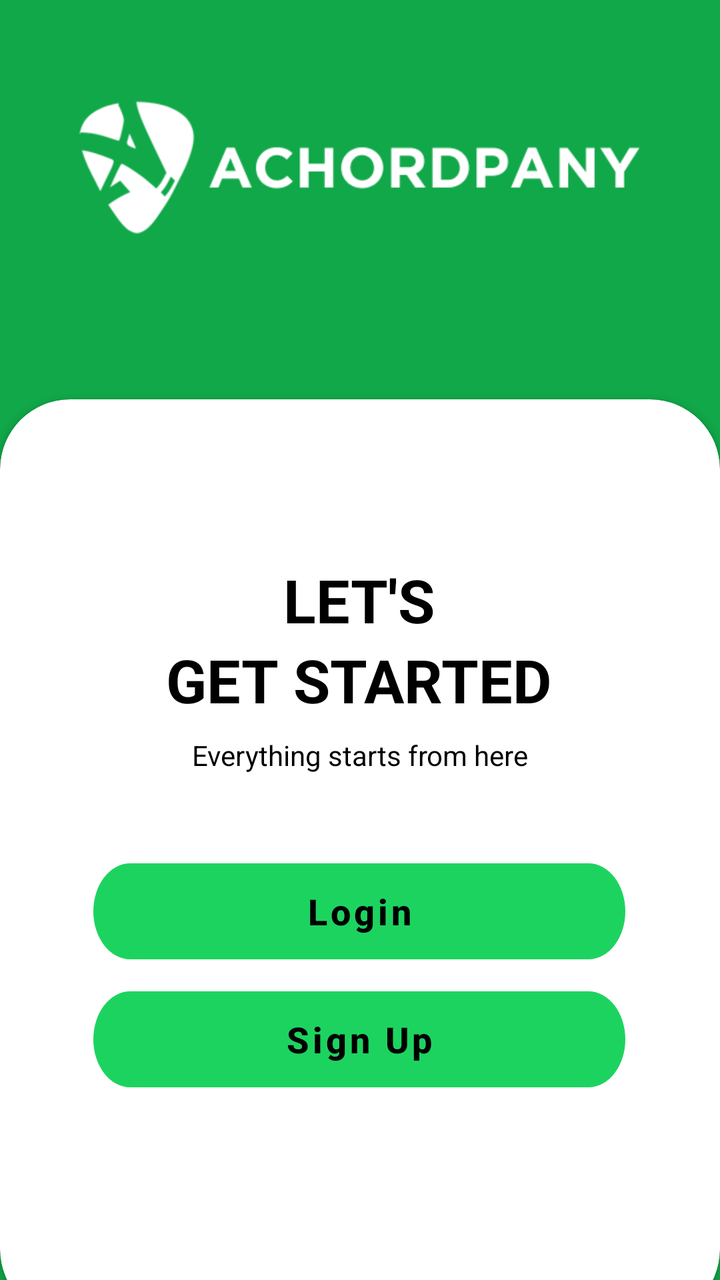
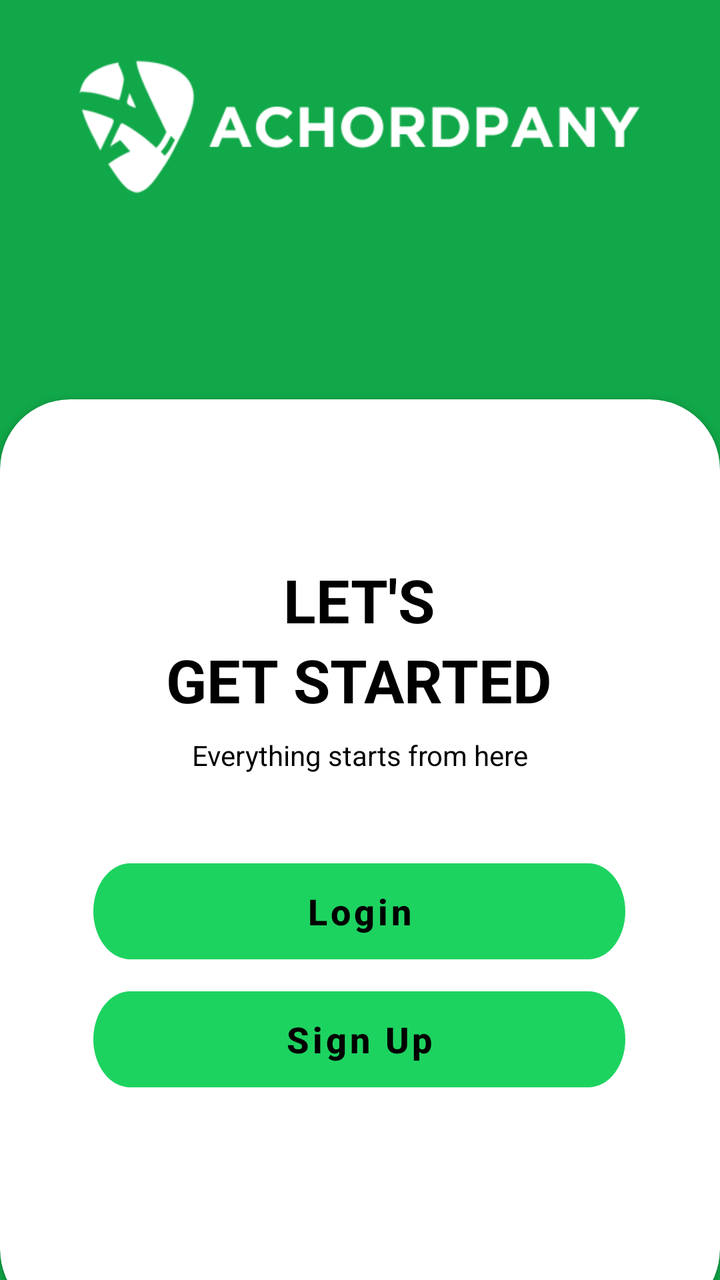

Two renders of the same Android screen: before a commit and after it. Below are the layout's source before the change and the commit's diff.
<!-- AndroidManifest.xml: application theme Theme.Achordpany -->
<!-- res/layout/activity_welcome.xml -->
<?xml version="1.0" encoding="utf-8"?>
<androidx.constraintlayout.widget.ConstraintLayout xmlns:android="http://schemas.android.com/apk/res/android"
    xmlns:app="http://schemas.android.com/apk/res-auto"
    xmlns:tools="http://schemas.android.com/tools"
    android:layout_width="match_parent"
    android:layout_height="match_parent"
    android:background="#FF11A849">

    
    <ImageView
        android:id="@+id/logoImageView"
        android:layout_width="280dp"
        android:layout_height="100dp"
        android:layout_marginBottom="508dp"
        android:contentDescription="Logo"
        app:layout_constraintBottom_toBottomOf="parent"
        app:layout_constraintEnd_toEndOf="parent"
        app:layout_constraintHorizontal_bias="0.496"
        app:layout_constraintStart_toStartOf="parent"
        app:srcCompat="@drawable/logo_white"
        tools:ignore="HardcodedText" />

    
    <androidx.cardview.widget.CardView
        android:layout_width="match_parent"
        android:layout_height="wrap_content"
        app:layout_constraintBottom_toBottomOf="parent"
        app:cardCornerRadius="35dp"
        android:layout_marginBottom="-20dp"
        tools:ignore="VisualLintBounds">

        <androidx.constraintlayout.widget.ConstraintLayout
            android:layout_width="match_parent"
            android:layout_height="460dp">

            
            <TextView
                android:id="@+id/title1"
                android:layout_width="wrap_content"
                android:layout_height="wrap_content"
                android:layout_marginTop="80dp"
                android:text="LET'S"
                android:textColor="@color/black"
                android:textSize="30sp"
                android:textStyle="bold"
                app:layout_constraintEnd_toEndOf="parent"
                app:layout_constraintHorizontal_bias="0.498"
                app:layout_constraintStart_toStartOf="parent"
                app:layout_constraintTop_toTopOf="parent"
                tools:ignore="HardcodedText" />

            
            <TextView
                android:id="@+id/title2"
                android:layout_width="wrap_content"
                android:layout_height="wrap_content"
                android:layout_marginTop="120dp"
                android:text="GET STARTED"
                android:textColor="@color/black"
                android:textSize="30sp"
                android:textStyle="bold"
                app:layout_constraintEnd_toEndOf="parent"
                app:layout_constraintHorizontal_bias="0.497"
                app:layout_constraintStart_toStartOf="parent"
                app:layout_constraintTop_toTopOf="parent"
                tools:ignore="HardcodedText" />

            
            <TextView
                android:id="@+id/description"
                android:layout_width="wrap_content"
                android:layout_height="wrap_content"
                android:layout_marginTop="8dp"
                android:text="Everything starts from here"
                android:textColor="@color/black"
                app:layout_constraintEnd_toEndOf="parent"
                app:layout_constraintStart_toStartOf="parent"
                app:layout_constraintTop_toBottomOf="@id/title2"
                tools:ignore="HardcodedText" />

            
            <Button
                android:id="@+id/loginBtn"
                style="@style/RoundedButtonStyle"
                android:layout_marginBottom="180dp"
                android:text="Login"
                android:textAllCaps="false"
                android:textColor="@color/black"
                android:textSize="18sp"
                android:textStyle="bold"
                app:layout_constraintBottom_toBottomOf="parent"
                app:layout_constraintEnd_toEndOf="parent"
                app:layout_constraintHorizontal_bias="0.496"
                app:layout_constraintStart_toStartOf="parent"
                tools:ignore="HardcodedText" />

            
            <Button
                android:id="@+id/signUpBtn"
                style="@style/RoundedButtonStyle"
                android:layout_marginBottom="116dp"
                android:text="Sign Up"
                android:textAllCaps="false"
                android:textColor="@color/black"
                android:textSize="18sp"
                android:textStyle="bold"
                app:layout_constraintBottom_toBottomOf="parent"
                app:layout_constraintEnd_toEndOf="parent"
                app:layout_constraintHorizontal_bias="0.496"
                app:layout_constraintStart_toStartOf="parent"
                tools:ignore="HardcodedText" />

        </androidx.constraintlayout.widget.ConstraintLayout>
    </androidx.cardview.widget.CardView>

</androidx.constraintlayout.widget.ConstraintLayout>
<!-- resources referenced by this layout -->
<resources>
  <color name="black">#FF000000</color>
  <!-- drawable logo_white: png bitmap (drawable, 12581 bytes) -->
  <style name="RoundedButtonStyle">
          <item name="android:background">@drawable/btn_login_light</item>
          <item name="android:textColor">#FFFFFF</item> 
          <item name="android:textSize">16sp</item> 
          <item name="android:layout_width">wrap_content</item>
          <item name="android:layout_height">wrap_content</item>
      </style>
  <style name="Theme.Achordpany" parent="Theme.MaterialComponents.DayNight.NoActionBar">
          
          <item name="android:windowBackground">@color/background_light</item>
          
          <item name="colorPrimary">@color/light_green</item>
          <item name="colorPrimaryVariant">@color/light_green_700</item>
          <item name="colorOnPrimary">@color/text_dark</item>
          
          <item name="colorSecondary">@color/dark_green_200</item>
          <item name="colorSecondaryVariant">@color/dark_green_700</item>
          <item name="colorOnSecondary">@color/text_dark</item>
          
          <item name="android:statusBarColor">?attr/colorPrimaryVariant</item>
          
          <item name="bottomNavigationStyle">@style/Widget.BottomNavigationView</item>
  
      </style>
  <!-- drawable btn_login_light (drawable) -->
  <vector xmlns:android="http://schemas.android.com/apk/res/android"
      android:width="266dp"
      android:height="37dp"
      android:viewportWidth="266"
      android:viewportHeight="37">
    <path
        android:pathData="M18.5,0L247.5,0A18.5,18.5 0,0 1,266 18.5L266,18.5A18.5,18.5 0,0 1,247.5 37L18.5,37A18.5,18.5 0,0 1,0 18.5L0,18.5A18.5,18.5 0,0 1,18.5 0z"
        android:fillColor="#00DB4D"/>
  </vector>
  <color name="background_light">#FFFAFAFA</color>
  <color name="light_green">#FF1DD360</color>
  <color name="light_green_700">#FF11843C</color>
  <color name="text_dark">#FF121212</color>
  <color name="dark_green_200">#FFAEFFCB</color>
  <color name="dark_green_700">#FF009635</color>
  <style name="Widget.BottomNavigationView" parent="Widget.MaterialComponents.BottomNavigationView">
          <item name="itemIconTint">@color/bottom_nav_color</item>
          <item name="itemTextColor">@color/bottom_nav_color</item>
      </style>
</resources>

<!-- the commit's change to res/layout/activity_welcome.xml (unified diff, before → after) -->
@@ -7,21 +7,26 @@
     android:background="#FF11A849">
 
     
+
+    
+
     <ImageView
         android:id="@+id/logoImageView"
         android:layout_width="280dp"
         android:layout_height="100dp"
-        android:layout_marginBottom="508dp"
+        android:layout_marginBottom="88dp"
         android:contentDescription="Logo"
-        app:layout_constraintBottom_toBottomOf="parent"
+        android:elevation="10dp"
+        android:src="@drawable/logo_white"
+        android:visibility="visible"
+        app:layout_constraintBottom_toTopOf="@+id/cardView"
         app:layout_constraintEnd_toEndOf="parent"
         app:layout_constraintHorizontal_bias="0.496"
         app:layout_constraintStart_toStartOf="parent"
-        app:srcCompat="@drawable/logo_white"
         tools:ignore="HardcodedText" />
 
-    
     <androidx.cardview.widget.CardView
+        android:id="@+id/cardView"
         android:layout_width="match_parent"
         android:layout_height="wrap_content"
         app:layout_constraintBottom_toBottomOf="parent"
